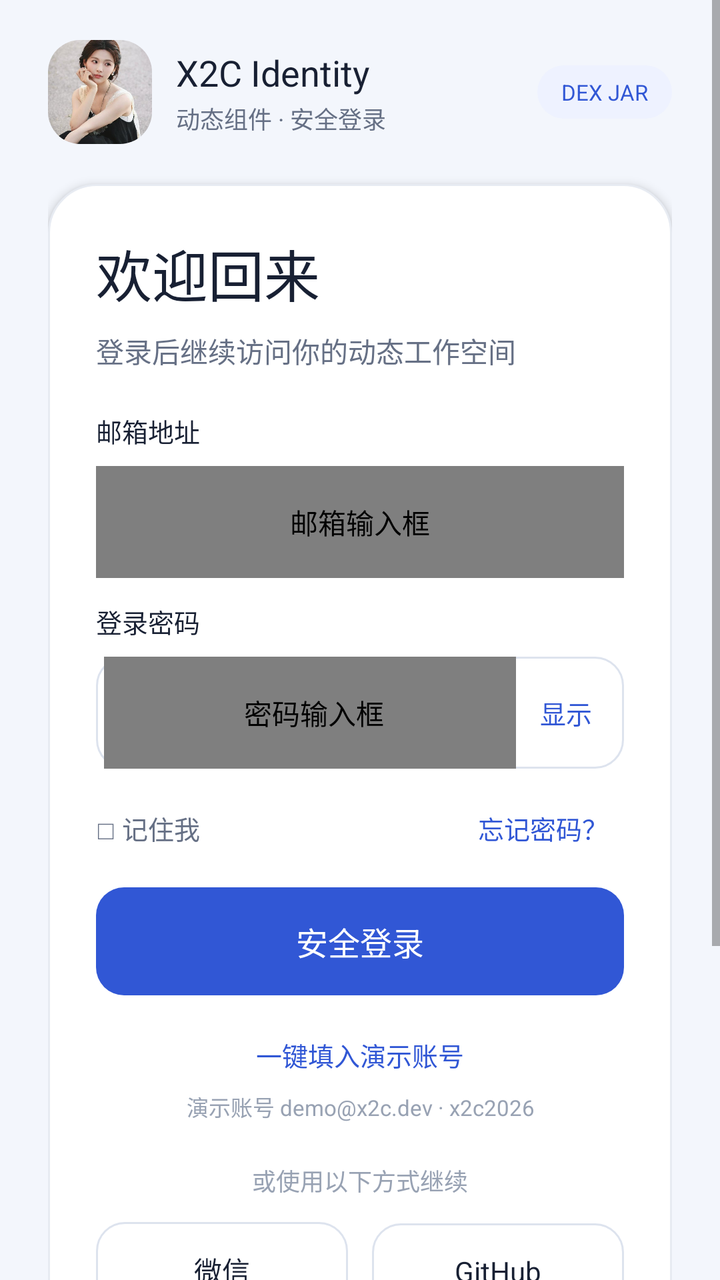
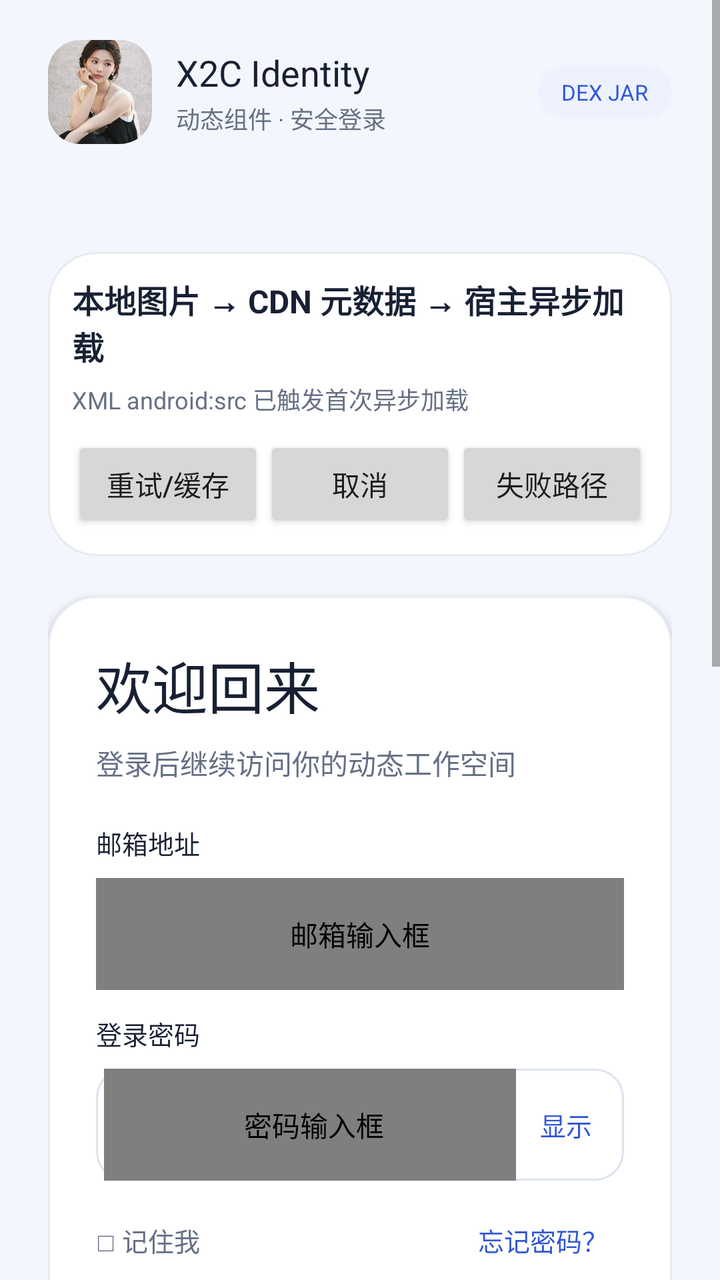

Screens rendered from an Android XML layout before and after an edit, with the pre-edit source and the edit as a unified diff.
<!-- AndroidManifest.xml: another module's application theme android:Theme.Material.Light.NoActionBar -->
<!-- res/layout/content.xml -->
<?xml version="1.0" encoding="utf-8"?>
<ScrollView xmlns:android="http://schemas.android.com/apk/res/android"
    xmlns:app="http://schemas.android.com/apk/res-auto"
    android:id="@+id/page_scroll"
    android:layout_width="match_parent"
    android:layout_height="match_parent"
    android:background="@color/page_background"
    android:clipToPadding="false"
    android:fillViewport="true">

<LinearLayout
    android:id="@+id/content_root"
    android:layout_width="match_parent"
    android:layout_height="wrap_content"
    android:orientation="vertical"
    android:paddingStart="@dimen/space_page"
    android:paddingTop="@dimen/space_large"
    android:paddingEnd="@dimen/space_page"
    android:paddingBottom="@dimen/space_page">

    <LinearLayout
        android:layout_width="match_parent"
        android:layout_height="wrap_content"
        android:gravity="center_vertical"
        android:orientation="horizontal">

        <ImageView
            android:id="@+id/remote_hero"
            android:layout_width="52dp"
            android:layout_height="52dp"
            android:adjustViewBounds="true"
            android:background="@drawable/brand_tile"
            android:clipToOutline="true"
            android:contentDescription="@string/hero_description"
            android:scaleType="centerCrop"
            android:src="@drawable/hero" />

        <LinearLayout
            android:layout_width="0dp"
            android:layout_height="wrap_content"
            android:layout_marginStart="@dimen/space_medium"
            android:layout_weight="1"
            android:orientation="vertical">

            <TextView
                android:layout_width="wrap_content"
                android:layout_height="wrap_content"
                android:text="@string/brand_name"
                android:textColor="@color/ink"
                android:textSize="18sp" />

            <TextView
                android:layout_width="wrap_content"
                android:layout_height="wrap_content"
                android:layout_marginTop="2dp"
                android:text="@string/brand_caption"
                android:textColor="@color/muted"
                android:textSize="12sp" />
        </LinearLayout>

        <TextView
            android:layout_width="wrap_content"
            android:layout_height="wrap_content"
            android:background="@drawable/badge_background"
            android:paddingStart="@dimen/space_medium"
            android:paddingTop="6dp"
            android:paddingEnd="@dimen/space_medium"
            android:paddingBottom="6dp"
            android:text="@string/jar_badge"
            android:textColor="@color/primary"
            android:textSize="11sp" />
    </LinearLayout>

    <LinearLayout
        android:layout_width="match_parent"
        android:layout_height="wrap_content"
        android:layout_marginTop="@dimen/space_large"
        android:background="@drawable/login_card"
        android:elevation="3dp"
        android:orientation="vertical"
        android:padding="@dimen/space_page">

        <TextView
            android:layout_width="wrap_content"
            android:layout_height="wrap_content"
            android:text="@string/login_title"
            android:textColor="@color/ink"
            android:textSize="@dimen/title_size" />

        <TextView
            android:layout_width="wrap_content"
            android:layout_height="wrap_content"
            android:layout_marginTop="@dimen/space_small"
            android:text="@string/login_subtitle"
            android:textColor="@color/muted"
            android:textSize="@dimen/body_size" />

        <TextView
            android:layout_width="wrap_content"
            android:layout_height="wrap_content"
            android:layout_marginTop="@dimen/space_large"
            android:text="@string/email_label"
            android:textColor="@color/ink"
            android:textSize="@dimen/label_size" />

        <dev.x2c.fixture.producer.widget.LoginInputView
            android:id="@+id/email_input"
            android:layout_width="match_parent"
            android:layout_height="56dp"
            android:layout_marginTop="@dimen/space_small"
            android:background="@drawable/input_background"
            android:contentDescription="@string/email_description"
            android:paddingStart="16dp"
            android:paddingEnd="16dp"
            app:hintText="@string/email_hint"
            app:inputMode="33" />

        <TextView
            android:id="@+id/email_error"
            android:layout_width="wrap_content"
            android:layout_height="wrap_content"
            android:layout_marginTop="6dp"
            android:text="请输入有效的邮箱地址"
            android:textColor="@color/error"
            android:textSize="12sp"
            android:visibility="gone" />

        <TextView
            android:layout_width="wrap_content"
            android:layout_height="wrap_content"
            android:layout_marginTop="@dimen/space_medium"
            android:text="@string/password_label"
            android:textColor="@color/ink"
            android:textSize="@dimen/label_size" />

        <LinearLayout
            android:layout_width="match_parent"
            android:layout_height="56dp"
            android:layout_marginTop="@dimen/space_small"
            android:background="@drawable/input_background"
            android:gravity="center_vertical"
            android:orientation="horizontal"
            android:paddingStart="4dp"
            android:paddingEnd="4dp">

            <dev.x2c.fixture.producer.widget.LoginInputView
                android:id="@+id/password_input"
                android:layout_width="0dp"
                android:layout_height="match_parent"
                android:layout_weight="1"
                android:contentDescription="@string/password_description"
                android:paddingStart="12dp"
                android:paddingEnd="8dp"
                app:hintText="@string/password_hint"
                app:inputMode="129" />

            <TextView
                android:id="@+id/password_toggle"
                android:layout_width="wrap_content"
                android:layout_height="wrap_content"
                android:clickable="true"
                android:contentDescription="@string/show_password"
                android:focusable="true"
                android:padding="12dp"
                android:text="@string/show_password"
                android:textColor="@color/primary"
                android:textSize="13sp" />
        </LinearLayout>

        <TextView
            android:id="@+id/password_error"
            android:layout_width="wrap_content"
            android:layout_height="wrap_content"
            android:layout_marginTop="6dp"
            android:text="密码至少需要 6 位"
            android:textColor="@color/error"
            android:textSize="12sp"
            android:visibility="gone" />

        <LinearLayout
            android:layout_width="match_parent"
            android:layout_height="wrap_content"
            android:layout_marginTop="@dimen/space_medium"
            android:gravity="center_vertical"
            android:orientation="horizontal">

            <TextView
                android:id="@+id/remember_toggle"
                android:layout_width="0dp"
                android:layout_height="wrap_content"
                android:layout_weight="1"
                android:clickable="true"
                android:contentDescription="记住登录状态"
                android:focusable="true"
                android:paddingTop="8dp"
                android:paddingBottom="8dp"
                android:text="@string/remember_me"
                android:textColor="@color/muted"
                android:textSize="13sp" />

            <TextView
                android:id="@+id/forgot_password"
                android:layout_width="wrap_content"
                android:layout_height="wrap_content"
                android:clickable="true"
                android:contentDescription="@string/forgot_password"
                android:focusable="true"
                android:padding="8dp"
                android:text="@string/forgot_password"
                android:textColor="@color/primary"
                android:textSize="13sp" />
        </LinearLayout>

        <TextView
            android:id="@+id/login_button"
            android:layout_width="match_parent"
            android:layout_height="54dp"
            android:layout_marginTop="@dimen/space_medium"
            android:background="@drawable/login_button_state"
            android:clickable="true"
            android:contentDescription="@string/login_action"
            android:focusable="true"
            android:gravity="center"
            android:text="@string/login_action"
            android:textColor="@color/surface"
            android:textSize="@dimen/button_size" />

        <TextView
            android:id="@+id/login_status"
            android:layout_width="match_parent"
            android:layout_height="wrap_content"
            android:layout_marginTop="@dimen/space_medium"
            android:accessibilityLiveRegion="polite"
            android:gravity="center"
            android:padding="10dp"
            android:text="登录状态"
            android:textColor="@color/muted"
            android:textSize="13sp"
            android:visibility="gone" />

        <TextView
            android:id="@+id/fill_demo"
            android:layout_width="match_parent"
            android:layout_height="wrap_content"
            android:layout_marginTop="@dimen/space_medium"
            android:clickable="true"
            android:contentDescription="@string/fill_demo"
            android:focusable="true"
            android:gravity="center"
            android:padding="8dp"
            android:text="@string/fill_demo"
            android:textColor="@color/primary"
            android:textSize="13sp" />

        <TextView
            android:layout_width="match_parent"
            android:layout_height="wrap_content"
            android:gravity="center"
            android:text="@string/demo_account"
            android:textColor="@color/subtle"
            android:textSize="11sp" />

        <TextView
            android:layout_width="match_parent"
            android:layout_height="wrap_content"
            android:layout_marginTop="@dimen/space_large"
            android:gravity="center"
            android:text="@string/or_continue"
            android:textColor="@color/subtle"
            android:textSize="12sp" />

        <LinearLayout
            android:layout_width="match_parent"
            android:layout_height="wrap_content"
            android:layout_marginTop="@dimen/space_medium"
            android:orientation="horizontal">

            <TextView
                android:id="@+id/wechat_login"
                android:layout_width="0dp"
                android:layout_height="48dp"
                android:layout_marginEnd="6dp"
                android:layout_weight="1"
                android:background="@drawable/secondary_button_state"
                android:clickable="true"
                android:contentDescription="使用微信登录"
                android:focusable="true"
                android:gravity="center"
                android:text="@string/wechat_login"
                android:textColor="@color/ink"
                android:textSize="14sp" />

            <TextView
                android:id="@+id/github_login"
                android:layout_width="0dp"
                android:layout_height="48dp"
                android:layout_marginStart="6dp"
                android:layout_weight="1"
                android:background="@drawable/secondary_button_state"
                android:clickable="true"
                android:contentDescription="使用 GitHub 登录"
                android:focusable="true"
                android:gravity="center"
                android:text="@string/github_login"
                android:textColor="@color/ink"
                android:textSize="14sp" />
        </LinearLayout>

        <TextView
            android:id="@+id/privacy_link"
            android:layout_width="match_parent"
            android:layout_height="wrap_content"
            android:layout_marginTop="@dimen/space_large"
            android:clickable="true"
            android:contentDescription="隐私政策"
            android:focusable="true"
            android:gravity="center"
            android:padding="6dp"
            android:text="@string/privacy_copy"
            android:textColor="@color/muted"
            android:textSize="11sp" />
    </LinearLayout>

    <LinearLayout
        android:id="@+id/matrix_host"
        android:layout_width="match_parent"
        android:layout_height="wrap_content"
        android:layout_marginTop="20dp"
        android:orientation="vertical" />

    <dev.x2c.fixture.producer.widget.FlowLayout
        android:layout_width="match_parent"
        android:layout_height="wrap_content"
        android:layout_marginTop="@dimen/space_medium"
        android:padding="@dimen/space_small">

        <TextView
            android:id="@+id/runtime_chip"
            android:layout_width="wrap_content"
            android:layout_height="wrap_content"
            android:text="@string/runtime_chip"
            android:textColor="@color/subtle"
            android:textSize="11sp"
            app:layout_breakBefore="true"
            app:layout_columnSpan="@integer/max_items"
            app:layout_itemGravity="center" />
    </dev.x2c.fixture.producer.widget.FlowLayout>

    <TextView
        android:id="@+id/close_page"
        android:layout_width="match_parent"
        android:layout_height="wrap_content"
        android:clickable="true"
        android:contentDescription="@string/close_page"
        android:focusable="true"
        android:gravity="center"
        android:padding="12dp"
        android:text="@string/close_page"
        android:textColor="@color/muted"
        android:textSize="13sp" />

    <dev.x2c.fixture.producer.widget.ContextBadgeView
        android:layout_width="match_parent"
        android:layout_height="1dp"
        android:visibility="gone" />

    <view
        class="dev.x2c.fixture.producer.widget.AttrsBadgeView"
        android:layout_width="match_parent"
        android:layout_height="1dp"
        android:visibility="gone" />

    <dev.x2c.fixture.producer.widget.StatusPillView
        android:layout_width="match_parent"
        android:layout_height="1dp"
        android:visibility="gone"
        app:accentColor="@color/accent"
        app:emphasized="@bool/feature_enabled"
        app:heroAsset="@drawable/hero"
        app:label="@string/headline"
        app:maxItems="@integer/max_items"
        app:opacityFactor="0.75"
        app:panelDrawable="@drawable/panel_background"
        app:spacing="@dimen/space_small" />
</LinearLayout>
</ScrollView>
<!-- resources referenced by this layout -->
<resources>
  <bool name="feature_enabled">true</bool>
  <color name="accent">#3157D5</color>
  <color name="error">#D92D20</color>
  <color name="ink">#182033</color>
  <color name="muted">#667085</color>
  <color name="page_background">#F3F6FC</color>
  <color name="primary">#3157D5</color>
  <color name="subtle">#98A2B3</color>
  <color name="surface">#FFFFFFFF</color>
  <dimen name="body_size">14sp</dimen>
  <dimen name="button_size">16sp</dimen>
  <dimen name="label_size">13sp</dimen>
  <dimen name="space_large">20dp</dimen>
  <dimen name="space_medium">12dp</dimen>
  <dimen name="space_page">24dp</dimen>
  <dimen name="space_small">8dp</dimen>
  <dimen name="title_size">28sp</dimen>
  <!-- drawable badge_background (drawable) -->
  <shape xmlns:android="http://schemas.android.com/apk/res/android" android:shape="rectangle">
      <solid android:color="@color/primary_soft" />
      <corners android:radius="20dp" />
  </shape>
  <!-- drawable brand_tile (drawable) -->
  <shape xmlns:android="http://schemas.android.com/apk/res/android" android:shape="rectangle">
      <solid android:color="@color/primary_soft" />
      <corners android:radius="16dp" />
  </shape>
  <!-- drawable login_card (drawable) -->
  <shape xmlns:android="http://schemas.android.com/apk/res/android" android:shape="rectangle">
      <solid android:color="@color/surface" />
      <corners android:radius="24dp" />
      <stroke android:width="1dp" android:color="#E7EBF2" />
  </shape>
  <!-- drawable secondary_button_state (drawable) -->
  <selector xmlns:android="http://schemas.android.com/apk/res/android">
      <item android:state_pressed="true" android:drawable="@drawable/secondary_button_pressed" />
      <item android:drawable="@drawable/secondary_button" />
  </selector>
  <integer name="max_items">12</integer>
  <string name="brand_caption">动态组件 · 安全登录</string>
  <string name="brand_name">X2C Identity</string>
  <string name="close_page">关闭登录页面</string>
  <string name="demo_account">演示账号  demo@x2c.dev  ·  x2c2026</string>
  <string name="email_description">邮箱输入框</string>
  <string name="email_hint">name@example.com</string>
  <string name="email_label">邮箱地址</string>
  <string name="fill_demo">一键填入演示账号</string>
  <string name="forgot_password">忘记密码？</string>
  <string name="github_login">GitHub</string>
  <string name="headline">登录组件已编译为 Class</string>
  <string name="hero_description">CDN 品牌图片</string>
  <string name="jar_badge">DEX JAR</string>
  <string name="login_action">安全登录</string>
  <string name="login_subtitle">登录后继续访问你的动态工作空间</string>
  <string name="login_title">欢迎回来</string>
  <string name="or_continue">或使用以下方式继续</string>
  <string name="password_description">密码输入框</string>
  <string name="password_hint">请输入至少 6 位密码</string>
  <string name="password_label">登录密码</string>
  <string name="privacy_copy">继续即表示你同意《服务条款》和《隐私政策》</string>
  <string name="remember_me">□ 记住我</string>
  <string name="runtime_chip">XML → Class  ·  DexClassLoader</string>
  <string name="show_password">显示</string>
  <string name="wechat_login">微信</string>
  <color name="primary_soft">#EEF2FF</color>
  <color name="border">#DDE3EE</color>
  <!-- drawable login_button_disabled (drawable) -->
  <shape xmlns:android="http://schemas.android.com/apk/res/android" android:shape="rectangle">
      <solid android:color="@color/primary_disabled" />
      <corners android:radius="14dp" />
  </shape>
  <!-- drawable login_button_pressed (drawable) -->
  <shape xmlns:android="http://schemas.android.com/apk/res/android" android:shape="rectangle">
      <solid android:color="@color/primary_pressed" />
      <corners android:radius="14dp" />
  </shape>
  <!-- drawable login_button (drawable) -->
  <shape xmlns:android="http://schemas.android.com/apk/res/android" android:shape="rectangle">
      <solid android:color="@color/primary" />
      <corners android:radius="14dp" />
  </shape>
  <color name="panel">#F8F9FA</color>
  <color name="primary_disabled">#A8B7E8</color>
  <color name="primary_pressed">#2344B5</color>
  <!-- unchanged entries left out for length: 6 -->
</resources>

<!-- the commit's change to res/layout/content.xml (unified diff, before → after) -->
@@ -69,6 +69,72 @@
             android:text="@string/jar_badge"
             android:textColor="@color/primary"
             android:textSize="11sp" />
+    </LinearLayout>
+
+    <LinearLayout
+        android:id="@+id/capability_catalog_host"
+        android:layout_width="match_parent"
+        android:layout_height="wrap_content"
+        android:layout_marginTop="18dp"
+        android:orientation="vertical" />
+
+    <LinearLayout
+        android:id="@+id/matrix_host"
+        android:layout_width="match_parent"
+        android:layout_height="wrap_content"
+        android:layout_marginTop="20dp"
+        android:orientation="vertical" />
+
+    <LinearLayout
+        android:layout_width="match_parent"
+        android:layout_height="wrap_content"
+        android:layout_marginTop="16dp"
+        android:background="@drawable/login_card"
+        android:orientation="vertical"
+        android:padding="@dimen/space_medium">
+
+        <TextView
+            android:layout_width="match_parent"
+            android:layout_height="wrap_content"
+            android:text="本地图片 → CDN 元数据 → 宿主异步加载"
+            android:textColor="@color/ink"
+            android:textSize="16sp"
+            android:textStyle="bold" />
+
+        <TextView
+            android:id="@+id/image_test_status"
+            android:layout_width="match_parent"
+            android:layout_height="wrap_content"
+            android:layout_marginTop="6dp"
+            android:text="XML android:src 已触发首次异步加载"
+            android:textColor="@color/muted"
+            android:textIsSelectable="true"
+            android:textSize="12sp" />
+
+        <LinearLayout
+            android:layout_width="match_parent"
+            android:layout_height="wrap_content"
+            android:layout_marginTop="10dp"
+            android:orientation="horizontal">
+            <Button
+                android:id="@+id/image_reload"
+                android:layout_width="0dp"
+                android:layout_height="48dp"
+                android:layout_weight="1"
+                android:text="重试/缓存" />
+            <Button
+                android:id="@+id/image_cancel"
+                android:layout_width="0dp"
+                android:layout_height="48dp"
+                android:layout_weight="1"
+                android:text="取消" />
+            <Button
+                android:id="@+id/image_failure"
+                android:layout_width="0dp"
+                android:layout_height="48dp"
+                android:layout_weight="1"
+                android:text="失败路径" />
+        </LinearLayout>
     </LinearLayout>
 
     <LinearLayout
@@ -322,11 +388,44 @@
     </LinearLayout>
 
     <LinearLayout
-        android:id="@+id/matrix_host"
         android:layout_width="match_parent"
         android:layout_height="wrap_content"
         android:layout_marginTop="20dp"
-        android:orientation="vertical" />
+        android:background="@drawable/login_card"
+        android:orientation="vertical"
+        android:padding="@dimen/space_medium">
+
+        <TextView
+            android:layout_width="match_parent"
+            android:layout_height="wrap_content"
+            android:text="Shadow 式 BusinessBaseActivity 依赖闭包"
+            android:textColor="@color/ink"
+            android:textSize="17sp"
+            android:textStyle="bold" />
+
+        <TextView
+            android:id="@+id/base_activity_status"
+            android:layout_width="match_parent"
+            android:layout_height="wrap_content"
+            android:layout_marginTop="6dp"
+            android:text="等待检查宿主/插件双份 Class 与生命周期"
+            android:textColor="@color/muted"
+            android:textSize="12sp" />
+
+        <TextView
+            android:id="@+id/run_base_activity_probe"
+            android:layout_width="match_parent"
+            android:layout_height="48dp"
+            android:layout_marginTop="12dp"
+            android:background="@drawable/secondary_button_state"
+            android:clickable="true"
+            android:contentDescription="检查插件私有 BusinessBaseActivity 转换闭包"
+            android:focusable="true"
+            android:gravity="center"
+            android:text="检查 BusinessBase 转换"
+            android:textColor="@color/primary"
+            android:textSize="14sp" />
+    </LinearLayout>
 
     <dev.x2c.fixture.producer.widget.FlowLayout
         android:layout_width="match_parent"
